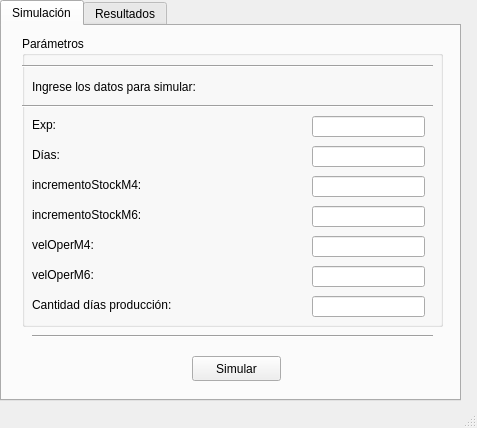
First picture: the form in window.ui, repository brunohughes/MyS-FabricaDeMesas, before the edit.
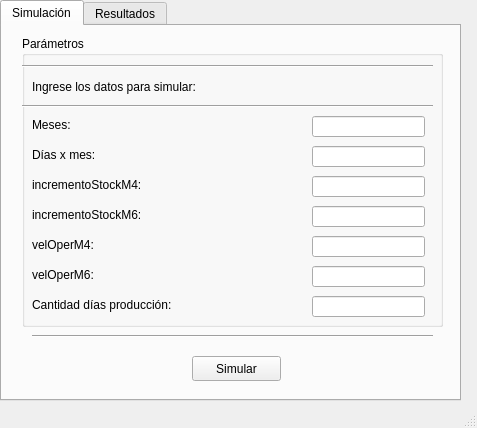
Second picture: the form after the edit.

Commit message: Actualizo pantalla y metodo simular

Patch:
```diff
--- a/window.ui
+++ b/window.ui
@@ -68,7 +68,7 @@
         </rect>
        </property>
        <property name="text">
-        <string>Exp:</string>
+        <string>Meses:</string>
        </property>
       </widget>
       <widget class="QLabel" name="label_2">
@@ -81,7 +81,7 @@
         </rect>
        </property>
        <property name="text">
-        <string>Días:</string>
+        <string>Días x mes:</string>
        </property>
       </widget>
       <widget class="QLabel" name="label_5">
```
The commit also changes 2 other files.
